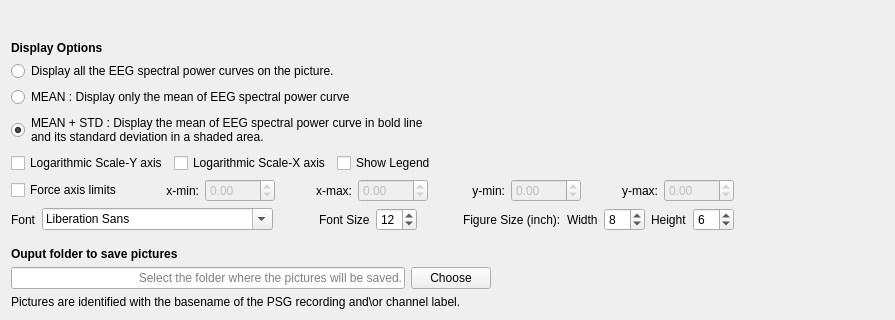
Before: the Qt Designer form tools/CEAMSTools/PSAImages/OutputFiles/Ui_OutputFiles.ui in SnoozToolbox/snooz-package-ceams, drawn with Qt 5; both pictures show x 0 to 895 and y 841 to 1161 of the 895 by 1161 pixel window.
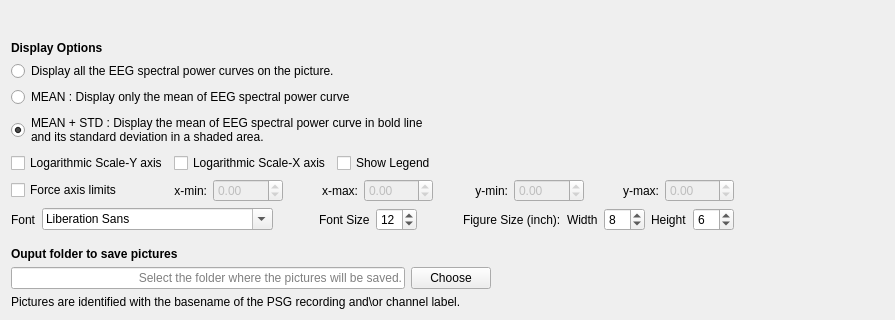
After: the same form once the commit is applied.

What changed in the file:
```diff
--- a/tools/CEAMSTools/PSAImages/OutputFiles/Ui_OutputFiles.ui
+++ b/tools/CEAMSTools/PSAImages/OutputFiles/Ui_OutputFiles.ui
@@ -606,7 +606,7 @@
               <string>Enable this option for consistent axes across all pictures and define the axes limits. Otherwise, the axes are automatically determined based on the data.</string>
              </property>
              <property name="text">
-              <string>Force axis limits</string>
+              <string>Force axis limits   </string>
              </property>
             </widget>
            </item>
```
Left out of the diff: 2 changed lines with no effect on the pictures.
